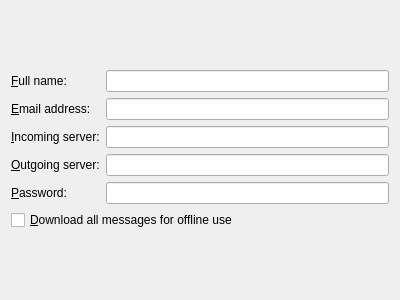
Before: the Qt Designer form resources/imap/wizard/imapwizard.ui in KDE/kdepim-runtime, drawn with Qt 5.
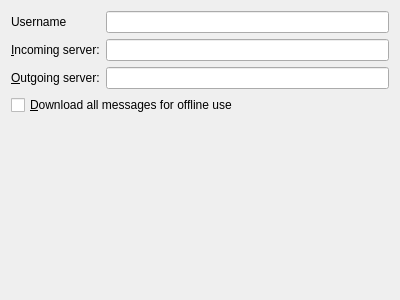
After: the same form once the commit is applied. Custom widgets are drawn as their Qt base class.

Commit message: Adjust the imapwizard to the new accountwizard. Don't ask for name or password. And add a lineedit to ask for the username. Previously the wizard only asked only for an emailaddress and assumed that was also the username, which was actually suboptimal :)

What changed in the file:
```diff
--- a/resources/imap/wizard/imapwizard.ui
+++ b/resources/imap/wizard/imapwizard.ui
@@ -11,33 +11,23 @@
    </rect>
   </property>
   <layout class="QFormLayout" name="formLayout">
-   <item row="0" column="0" colspan="2">
-    <spacer name="verticalSpacer">
-     <property name="orientation">
-      <enum>Qt::Vertical</enum>
-     </property>
-     <property name="sizeHint" stdset="0">
-      <size>
-       <width>20</width>
-       <height>40</height>
-      </size>
-     </property>
-    </spacer>
-   </item>
-   <item row="2" column="0">
+   <property name="fieldGrowthPolicy">
+    <enum>QFormLayout::ExpandingFieldsGrow</enum>
+   </property>
+   <item row="0" column="0">
     <widget class="QLabel" name="label">
      <property name="text">
-      <string>&amp;Email address:</string>
+      <string>Username</string>
      </property>
      <property name="buddy">
       <cstring>emailAddress</cstring>
      </property>
     </widget>
    </item>
-   <item row="2" column="1">
-    <widget class="KLineEdit" name="emailAddress"/>
+   <item row="0" column="1">
+    <widget class="KLineEdit" name="userName"/>
    </item>
-   <item row="3" column="0">
+   <item row="1" column="0">
     <widget class="QLabel" name="label_2">
      <property name="text">
       <string>&amp;Incoming server:</string>
@@ -47,10 +37,10 @@
      </property>
     </widget>
    </item>
-   <item row="3" column="1">
+   <item row="1" column="1">
     <widget class="KLineEdit" name="incommingAddress"/>
    </item>
-   <item row="4" column="0">
+   <item row="2" column="0">
     <widget class="QLabel" name="label_4">
      <property name="text">
       <string>&amp;Outgoing server:</string>
@@ -60,38 +50,21 @@
      </property>
     </widget>
    </item>
-   <item row="4" column="1">
+   <item row="2" column="1">
     <widget class="KLineEdit" name="outgoingAddress">
      <property name="text">
       <string/>
      </property>
     </widget>
    </item>
-   <item row="5" column="0">
-    <widget class="QLabel" name="label_3">
-     <property name="text">
-      <string>&amp;Password:</string>
-     </property>
-     <property name="buddy">
-      <cstring>password</cstring>
-     </property>
-    </widget>
-   </item>
-   <item row="5" column="1">
-    <widget class="KLineEdit" name="password">
-     <property name="passwordMode">
-      <bool>true</bool>
-     </property>
-    </widget>
-   </item>
-   <item row="6" column="0" colspan="2">
+   <item row="3" column="0" colspan="2">
     <widget class="QCheckBox" name="disconnectedMode">
      <property name="text">
       <string>&amp;Download all messages for offline use</string>
      </property>
     </widget>
    </item>
-   <item row="7" column="0" colspan="2">
+   <item row="4" column="0" colspan="2">
     <spacer name="verticalSpacer_2">
      <property name="orientation">
       <enum>Qt::Vertical</enum>
@@ -104,19 +77,6 @@
      </property>
     </spacer>
    </item>
-   <item row="1" column="0">
-    <widget class="QLabel" name="label_5">
-     <property name="text">
-      <string>&amp;Full name:</string>
-     </property>
-     <property name="buddy">
-      <cstring>fullName</cstring>
-     </property>
-    </widget>
-   </item>
-   <item row="1" column="1">
-    <widget class="KLineEdit" name="fullName"/>
-   </item>
   </layout>
  </widget>
  <customwidgets>
```
Left out of the diff: 6 changed lines with no effect on the pictures. The commit also changes 1 other file.
